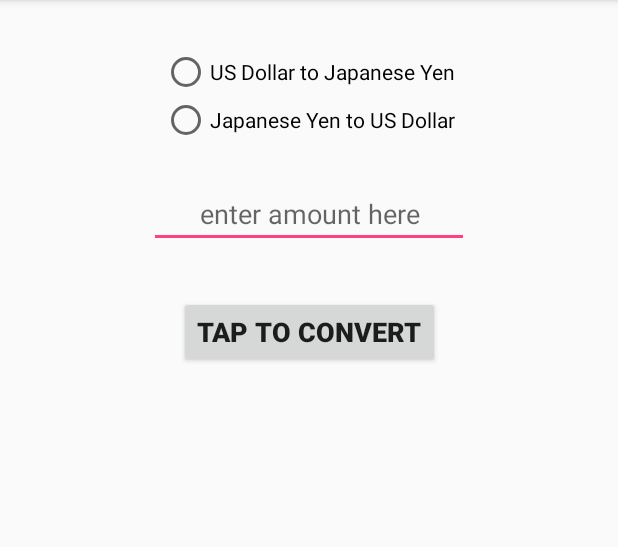
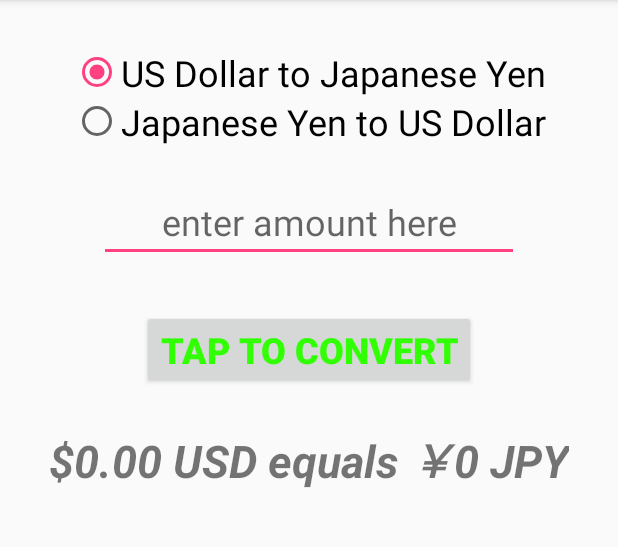
Before and after one commit to FrankLeeSpeaking/ConvertCurrency, an Android app: the screen it shows after launch (MainActivity), after a tap on "TAP TO CONVERT", on a phone screen of 412 x 824 dp, the part 84-631 px from its top. Run offline under Robolectric (Android 15) with nearby library versions, the phone set to English and light mode, and no system bars; 1 statement that could not run was skipped.

Commit message:
Fixed string concatenation error

```diff
--- a/app/src/main/java/com/example/allaccess/convertcurrency/MainActivity.java
+++ b/app/src/main/java/com/example/allaccess/convertcurrency/MainActivity.java
@@ -48,15 +48,17 @@ public class MainActivity extends AppCompatActivity {
                     if (userAmount > 10000) {
                         Toast.makeText(MainActivity.this, "This app can only calculate up to 10,000 USD", Toast.LENGTH_LONG).show();
                     } else {
-                        displayResult.setText(currencyUSD.format(userAmount) + " USD equals " + currencyJPY.format(endResult) + " JPY");
-                    }
+                        String toNippon = (currencyUSD.format(userAmount) + " USD equals " + currencyJPY.format(endResult) + " JPY");
+                        displayResult.setText(toNippon);
+                                            }
                 }// ----- END dollarToYen IF
                 if (yenToDollar.isChecked()) {
                     endResult = userAmount * jpy_to_USD;
                     if (endResult > 10000) {
                         Toast.makeText(MainActivity.this, "This app can only calculate up to 10,000 USD or approximately 1,000,000 yen", Toast.LENGTH_LONG).show();
                     } else {
-                        displayResult.setText(currencyJPY.format(userAmount) + " JPY equals " + currencyUSD.format(endResult) + " USD");
+                        String toUSA = (currencyJPY.format(userAmount) + " JPY equals " + currencyUSD.format(endResult) + " USD");
+                        displayResult.setText(toUSA);
                     }
                 }// ----- END yenToDollar IF
             }
--- a/app/src/main/res/layout/activity_main.xml
+++ b/app/src/main/res/layout/activity_main.xml
@@ -14,6 +14,7 @@
         android:layout_marginEnd="8dp"
         android:layout_marginStart="8dp"
         android:layout_marginTop="32dp"
+        android:checkedButton="@+id/radioUsToNippon"
         app:layout_constraintEnd_toEndOf="parent"
         app:layout_constraintHorizontal_bias="0.5"
         app:layout_constraintStart_toStartOf="parent"
@@ -25,14 +26,16 @@
             android:layout_height="wrap_content"
             android:layout_weight="1"
             android:checked="false"
-            android:text="@string/radioDollarsToYen" />
+            android:text="@string/radioDollarsToYen"
+            android:textSize="24sp" />
 
         <RadioButton
             android:id="@+id/radioNipponToUs"
             android:layout_width="wrap_content"
             android:layout_height="wrap_content"
             android:layout_weight="1"
-            android:text="@string/radioYenToDollar" />
+            android:text="@string/radioYenToDollar"
+            android:textSize="24sp" />
     </RadioGroup>
 
     <EditText
@@ -46,6 +49,7 @@
         android:hint="@string/userHint"
         android:inputType="textPersonName|numberDecimal"
         android:textAlignment="center"
+        android:textSize="24sp"
         app:layout_constraintEnd_toEndOf="parent"
         app:layout_constraintStart_toStartOf="parent"
         app:layout_constraintTop_toBottomOf="@+id/radioGroup" />
@@ -60,7 +64,8 @@
         android:lineSpacingExtra="30sp"
         android:text="@string/buttonConvert"
         android:textAlignment="center"
-        android:textSize="18sp"
+        android:textColor="@color/colorPrimaryDark"
+        android:textSize="24sp"
         android:textStyle="bold"
         app:layout_constraintEnd_toEndOf="parent"
         app:layout_constraintStart_toStartOf="parent"
@@ -74,7 +79,8 @@
         android:layout_marginStart="8dp"
         android:layout_marginTop="24dp"
         android:contentDescription="@string/convertedValue"
-        android:textSize="18sp"
+        android:textSize="30sp"
+        android:textStyle="bold|italic"
         app:layout_constraintEnd_toEndOf="parent"
         app:layout_constraintStart_toStartOf="parent"
         app:layout_constraintTop_toBottomOf="@+id/buttonConvert" />
--- a/app/src/main/res/values/strings.xml
+++ b/app/src/main/res/values/strings.xml
@@ -4,7 +4,9 @@
     <string name="radioDollarsToYen">US Dollar to Japanese Yen</string>
     <string name="radioYenToDollar">Japanese Yen to US Dollar</string>
     <string name="buttonConvert">Tap to Convert</string>
-    <string name="convertedValue">Converted Value</string>
+    <string name="convertedValue">converted value</string>
+
+
     <string-array name="currencyArray">Currency to convert
         <item>Yen</item>
         <item>Peso</item>
```
